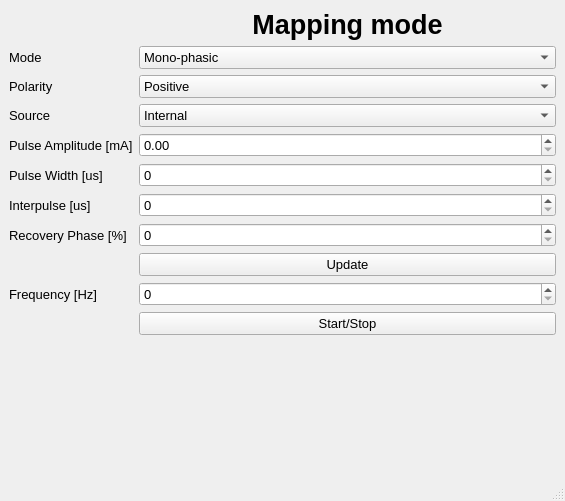
The window that QtDesigner/gui_mapping.ui (mhbenabda/targeted-transcutaneous-electrical-nerve-stimulation-tTENS-) describes before a commit, drawn with Qt 5.
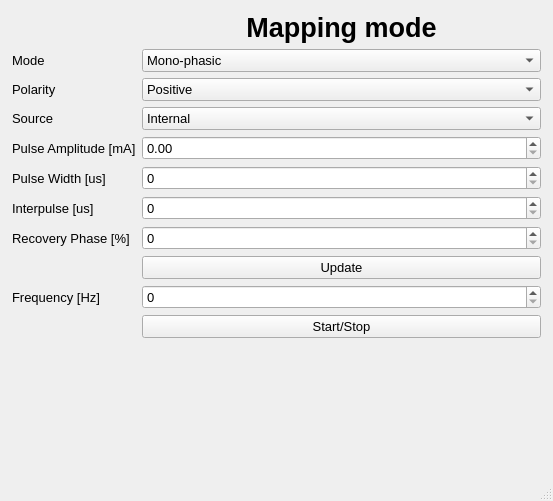
The same window after the commit.

Diff of the .ui file:
```diff
--- a/QtDesigner/gui_mapping.ui
+++ b/QtDesigner/gui_mapping.ui
@@ -6,7 +6,7 @@
    <rect>
     <x>0</x>
     <y>0</y>
-    <width>565</width>
+    <width>553</width>
     <height>501</height>
    </rect>
   </property>
@@ -15,6 +15,15 @@
   </property>
   <widget class="QWidget" name="centralwidget">
    <layout class="QFormLayout" name="formLayout">
+    <property name="leftMargin">
+     <number>12</number>
+    </property>
+    <property name="topMargin">
+     <number>12</number>
+    </property>
+    <property name="rightMargin">
+     <number>12</number>
+    </property>
     <item row="2" column="0">
      <widget class="QLabel" name="L_M">
       <property name="font">
```
Left out of the diff: 2 changed lines with no effect on the pictures.
